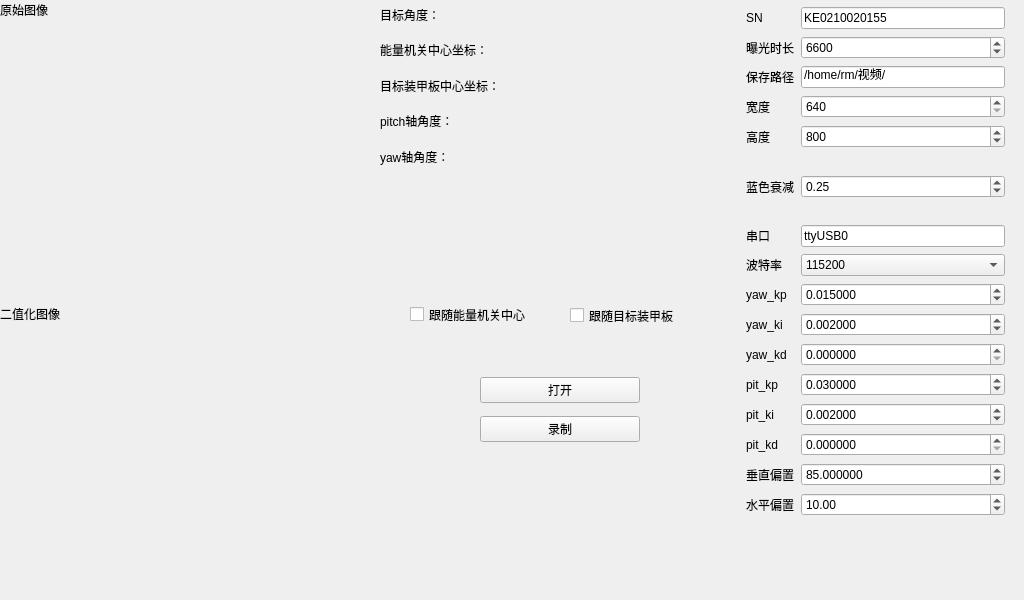
This is mainwindow.ui in mrwang-19/HNU_RMUT_Vision as Qt 5 draws it before an edit. The edited form follows.
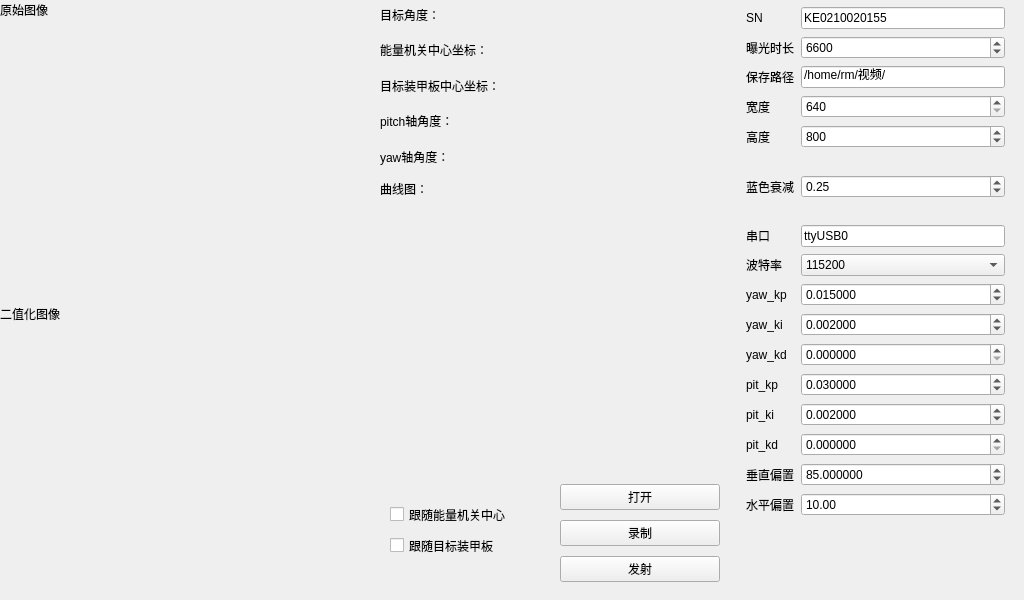
This is the edited form. Custom widgets are drawn as their Qt base class.

The edit to the form file:
```diff
--- a/mainwindow.ui
+++ b/mainwindow.ui
@@ -35,10 +35,10 @@
    <widget class="QWidget" name="verticalLayoutWidget">
     <property name="geometry">
      <rect>
-      <x>480</x>
-      <y>370</y>
+      <x>560</x>
+      <y>480</y>
       <width>160</width>
-      <height>80</height>
+      <height>107</height>
      </rect>
     </property>
     <layout class="QVBoxLayout" name="verticalLayout">
@@ -56,6 +56,13 @@
        </property>
       </widget>
      </item>
+     <item>
+      <widget class="QPushButton" name="shootButton">
+       <property name="text">
+        <string>发射</string>
+       </property>
+      </widget>
+     </item>
     </layout>
    </widget>
    <widget class="QWidget" name="gridLayoutWidget">
@@ -583,8 +590,8 @@
    <widget class="QCheckBox" name="checkBoxFollowArmor">
     <property name="geometry">
      <rect>
-      <x>570</x>
-      <y>300</y>
+      <x>390</x>
+      <y>530</y>
       <width>141</width>
       <height>31</height>
      </rect>
@@ -596,8 +603,8 @@
    <widget class="QCheckBox" name="checkBoxFollowCenter">
     <property name="geometry">
      <rect>
-      <x>410</x>
-      <y>300</y>
+      <x>390</x>
+      <y>500</y>
       <width>151</width>
       <height>29</height>
      </rect>
@@ -606,8 +613,39 @@
      <string>跟随能量机关中心</string>
     </property>
    </widget>
+   <widget class="QChartView" name="chartWidget" native="true">
+    <property name="geometry">
+     <rect>
+      <x>380</x>
+      <y>200</y>
+      <width>351</width>
+      <height>251</height>
+     </rect>
+    </property>
+   </widget>
+   <widget class="QLabel" name="label_24">
+    <property name="geometry">
+     <rect>
+      <x>380</x>
+      <y>180</y>
+      <width>67</width>
+      <height>17</height>
+     </rect>
+    </property>
+    <property name="text">
+     <string>曲线图：</string>
+    </property>
+   </widget>
   </widget>
  </widget>
+ <customwidgets>
+  <customwidget>
+   <class>QChartView</class>
+   <extends>QWidget</extends>
+   <header>qchartview.h</header>
+   <container>1</container>
+  </customwidget>
+ </customwidgets>
  <resources/>
  <connections/>
 </ui>
```
